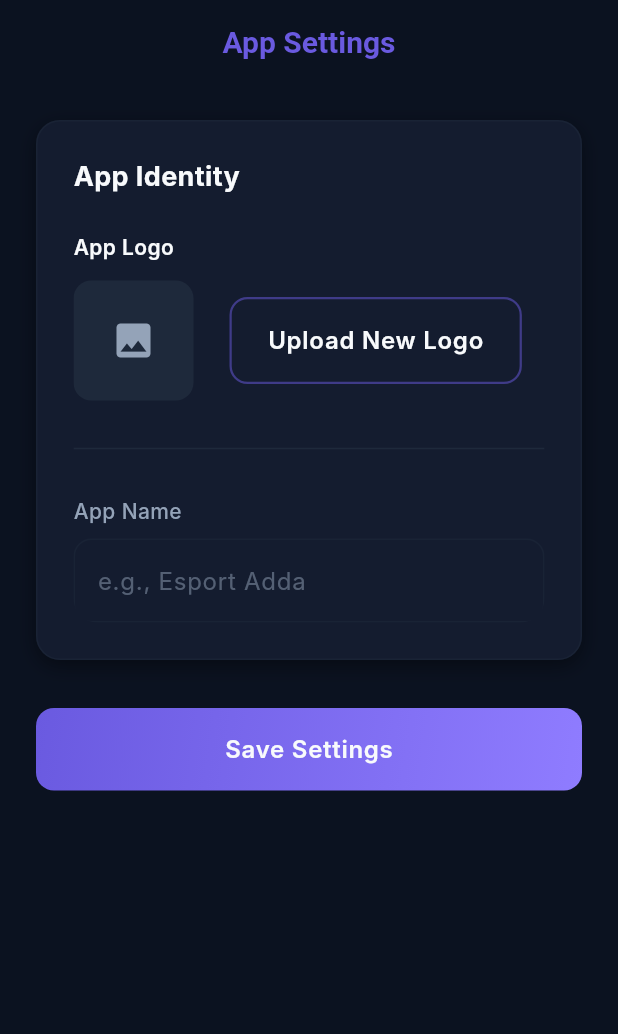
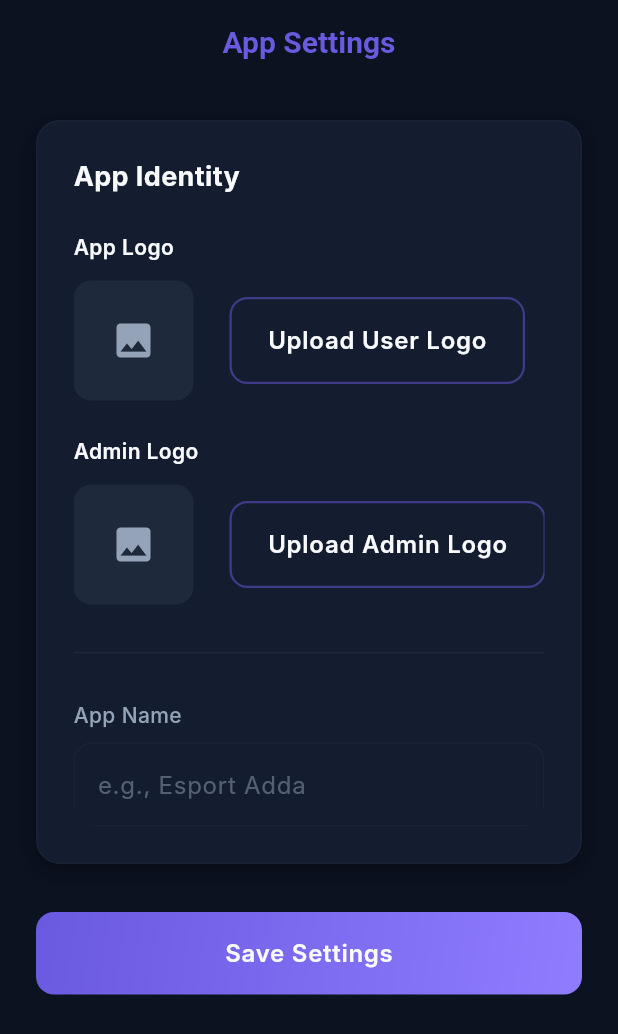
Before and after one commit to Komalbro22/-Esport-Adda, a Flutter app: the AppSettingsScreen screen opened by its route, on a phone screen of 412 x 824 dp. Shown: the top 1034 px of the screen. Run offline on Flutter 3.47's test engine with Material 3 defaults, Android fonts, the phone set to English and light mode, and no system bars; drawn by our look-alikes of flutter_animate; our stand-ins replace firebase_core, firebase_messaging, flutter_local_notifications, go_router, image_picker, supabase_flutter; accounts and stored records are empty; Roboto replaces fonts that are missing (Inter).

Commit message:
feat: Separated branding for User and Admin apps - Admin logo support

```diff
--- a/esport_admin_app/lib/features/settings/app_settings_screen.dart
+++ b/esport_admin_app/lib/features/settings/app_settings_screen.dart
@@ -17,6 +17,7 @@ class _AppSettingsScreenState extends State<AppSettingsScreen> {
   bool _isLoading = true;
   bool _isSaving = false;
   String? _logoUrl;
+  String? _adminLogoUrl;
   String? _settingsId;
 
   @override
@@ -34,6 +35,7 @@ class _AppSettingsScreenState extends State<AppSettingsScreen> {
             _settingsId = data['id'];
             _nameController.text = data['app_name'] ?? 'Esport Adda';
             _logoUrl = data['logo_url'];
+            _adminLogoUrl = data['admin_logo_url'];
           }
           _isLoading = false;
         });
@@ -70,6 +72,28 @@ class _AppSettingsScreenState extends State<AppSettingsScreen> {
     }
   }
 
+  Future<void> _pickAndUploadAdminLogo() async {
+    final picker = ImagePicker();
+    final file = await picker.pickImage(source: ImageSource.gallery);
+    if (file == null) return;
+
+    setState(() => _isSaving = true);
+
+    try {
+      final url = await ImgBBService.uploadImage(file);
+      if (url != null) {
+        setState(() => _adminLogoUrl = url);
+        StitchSnackbar.showSuccess(context, 'Admin Logo uploaded');
+      } else {
+        StitchSnackbar.showError(context, 'Failed to upload admin logo');
+      }
+    } catch (e) {
+      StitchSnackbar.showError(context, e.toString());
+    } finally {
+      if (mounted) setState(() => _isSaving = false);
+    }
+  }
+
   Future<void> _saveSettings() async {
     if (_nameController.text.trim().isEmpty) {
       StitchSnackbar.showError(context, 'App Name cannot be empty');
@@ -81,6 +105,7 @@ class _AppSettingsScreenState extends State<AppSettingsScreen> {
       final updates = {
         'app_name': _nameController.text.trim(),
         'logo_url': _logoUrl,
+        'admin_logo_url': _adminLogoUrl,
         'updated_at': DateTime.now().toUtc().toIso8601String(),
       };
 
@@ -124,22 +149,28 @@ class _AppSettingsScreenState extends State<AppSettingsScreen> {
                   const SizedBox(height: 12),
                     Row(
                       children: [
-                      Container(
-                        width: 80,
-                        height: 80,
-                        decoration: BoxDecoration(
-                          color: StitchTheme.surfaceHighlight,
-                          borderRadius: BorderRadius.circular(12),
-                          image: _logoUrl != null ? DecorationImage(image: NetworkImage(_logoUrl!), fit: BoxFit.cover) : null,
-                        ),
-                        child: _logoUrl == null ? const Icon(Icons.image, color: StitchTheme.textMuted, size: 30) : null,
-                      ),
+                        _buildLogoPreview(_logoUrl, 'User Logo'),
                         const SizedBox(width: 24),
                         StitchButton(
-                        text: 'Upload New Logo',
+                          text: 'Upload User Logo',
                           isSecondary: true,
                           isLoading: _isSaving,
                           onPressed: _pickAndUploadLogo,
+                        ),
+                      ],
+                    ),
+                    const SizedBox(height: 24),
+                    const Text('Admin Logo', style: TextStyle(fontWeight: FontWeight.w600, color: StitchTheme.textMain)),
+                    const SizedBox(height: 12),
+                    Row(
+                      children: [
+                        _buildLogoPreview(_adminLogoUrl, 'Admin Logo'),
+                        const SizedBox(width: 24),
+                        StitchButton(
+                          text: 'Upload Admin Logo',
+                          isSecondary: true,
+                          isLoading: _isSaving,
+                          onPressed: _pickAndUploadAdminLogo,
                         ),
                       ],
                     ),
@@ -172,4 +203,16 @@ class _AppSettingsScreenState extends State<AppSettingsScreen> {
       ),
     );
   }
+  Widget _buildLogoPreview(String? url, String label) {
+    return Container(
+      width: 80,
+      height: 80,
+      decoration: BoxDecoration(
+        color: StitchTheme.surfaceHighlight,
+        borderRadius: BorderRadius.circular(12),
+        image: url != null ? DecorationImage(image: NetworkImage(url), fit: BoxFit.cover) : null,
+      ),
+      child: url == null ? const Icon(Icons.image, color: StitchTheme.textMuted, size: 30) : null,
+    );
   }
+}
```
Also changed, not shown: esport_admin_app/lib/features/dashboard/admin_dashboard_screen.dart (+19 -1 lines). Lines whose indentation alone changed are shown as unchanged.
